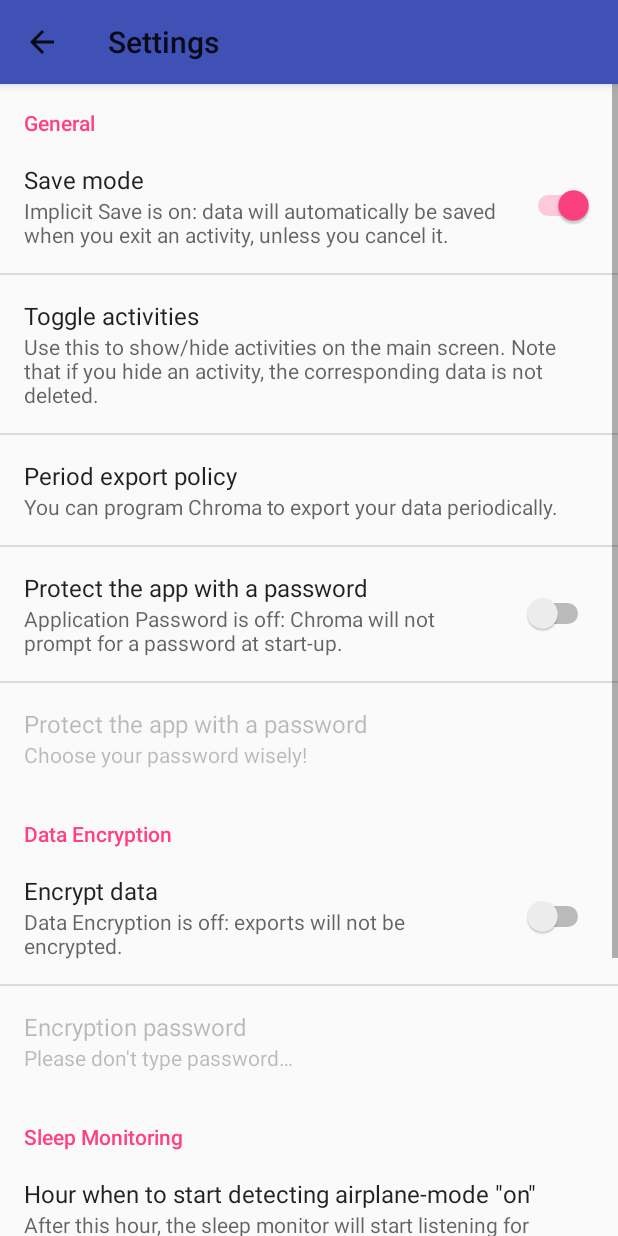
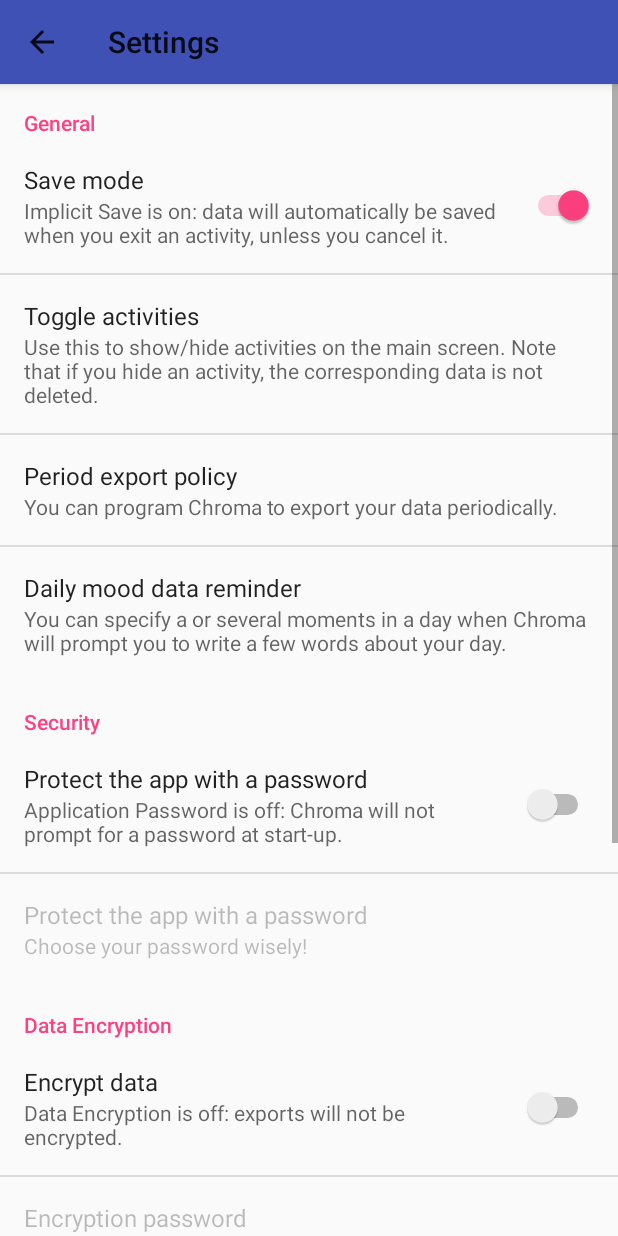
Before and after one commit to ro-olivier/Chroma, an Android app: the screen it shows after launch (SettingsActivity), in the options menu, after a tap on "Settings", on a phone screen of 412 x 824 dp. Run offline under Robolectric (Android 15) with nearby library versions, the phone set to English and light mode, and no system bars; pictures from the network do not load.

Commit message:
Added mood notifications: the user can choose to receive reminders at three specific times (could be left at the hand of the user but... no) to remind him to write stuff about his previous day (or today, in one case). A few things could be improved: the notification icon is grey in the notification (but with colors in the status bar), also the code could (or should) probably be tidied up a bit. I could also add an option to let the user choose whether if wants a reminder everyday, or only if the day's mood notes are empty.

```diff
--- a/app/src/main/AndroidManifest.xml
+++ b/app/src/main/AndroidManifest.xml
@@ -4,6 +4,7 @@
     package="fr.zigomar.chroma.chroma">
 
     <uses-permission android:name="android.permission.WRITE_EXTERNAL_STORAGE" />
+    <uses-permission android:name="com.android.alarm.permission.SET_ALARM"/>
 
     <application
         android:allowBackup="true"
@@ -13,6 +14,8 @@
         android:theme="@style/AppTheme"
         android:fullBackupContent="@xml/backup_descriptor"
         tools:ignore="GoogleAppIndexingWarning">
+
+        <receiver android:name=".broadcast_receivers.MoodNotificationBroadcastReceiver"/>
 
         <meta-data
             android:name="android.support.VERSION"
@@ -24,7 +27,6 @@
             android:launchMode="singleTop">
             <intent-filter>
                 <action android:name="android.intent.action.MAIN" />
-
                 <category android:name="android.intent.category.LAUNCHER" />
             </intent-filter>
         </activity>
--- a/app/src/main/java/fr/zigomar/chroma/chroma/activities/InputActivity.java
+++ b/app/src/main/java/fr/zigomar/chroma/chroma/activities/InputActivity.java
@@ -24,7 +24,7 @@ import fr.zigomar.chroma.chroma.R;
 
 public abstract class InputActivity extends AppCompatActivity {
 
-    static final String CURRENT_DATE = "com.example.chroma.current_date";
+    public static final String CURRENT_DATE = "com.example.chroma.current_date";
 
     DataHandler dh;
 
@@ -46,6 +46,7 @@ public abstract class InputActivity extends AppCompatActivity {
 
         // update the date view at the top of the layout
         this.currentDate.setTime(getIntent().getLongExtra(CURRENT_DATE, -1));
+        Log.i("CHROMA", "Activity created with Intent time: " + this.currentDate.getTime());
         this.formattedDate = (new SimpleDateFormat("yyyy-MM-dd", Locale.FRANCE).format(this.currentDate));
         this.formattedDay = (new SimpleDateFormat("EEEE", Locale.ENGLISH).format(this.currentDate));
 
--- a/app/src/main/java/fr/zigomar/chroma/chroma/activities/MainActivity.java
+++ b/app/src/main/java/fr/zigomar/chroma/chroma/activities/MainActivity.java
@@ -2,13 +2,18 @@ package fr.zigomar.chroma.chroma.activities;
 
 import android.Manifest;
 import android.annotation.SuppressLint;
+import android.app.AlarmManager;
 import android.app.DatePickerDialog;
+import android.app.NotificationChannel;
+import android.app.NotificationManager;
+import android.app.PendingIntent;
 import android.content.BroadcastReceiver;
 import android.content.Intent;
 import android.content.IntentFilter;
 import android.content.SharedPreferences;
 import android.content.pm.PackageManager;
 import android.net.ConnectivityManager;
+import android.os.Build;
 import android.os.Environment;
 import android.preference.PreferenceManager;
 import android.support.annotation.NonNull;
@@ -46,6 +51,7 @@ import java.util.regex.Pattern;
 import fr.zigomar.chroma.chroma.adapters.ImageAdapter;
 import fr.zigomar.chroma.chroma.asynctasks.ExportDataTask;
 import fr.zigomar.chroma.chroma.broadcast_receivers.AirplaneBroadcastReceiver;
+import fr.zigomar.chroma.chroma.broadcast_receivers.MoodNotificationBroadcastReceiver;
 import fr.zigomar.chroma.chroma.fragments.ExportDateFragment;
 import fr.zigomar.chroma.chroma.R;
 import fr.zigomar.chroma.chroma.fragments.PasswordFragment;
@@ -55,8 +61,11 @@ public class MainActivity extends AppCompatActivity {
     private static final String CURRENT_DATE = "com.example.chroma.current_date";
     private static final int CHROMA_WRITE_EXTERNAL_STORAGE_PERMISSION_FULL_EXPORT = 100;
     private static final int CHROMA_WRITE_EXTERNAL_STORAGE_PERMISSION_DATE_EXPORT = 101;
+    private static final String INTENT_MOOD_NOTIFICATION = "com.example.chroma.intent.mood_notification";
+    public static final String NOTIFICATION_CHANNEL_ID = "com.example.chroma.notification.channel";
 
     private Date currentDate = new Date();
+    private AlarmManager alarmManager;
 
     @Override
     protected void onCreate(Bundle savedInstanceState) {
@@ -71,6 +80,20 @@ public class MainActivity extends AppCompatActivity {
             getFragmentManager().beginTransaction().add(pwdFragment, "NewPasswordAttempt").commit();
             // yes, I know this first passwordOK=false; is quite useless, but this is just to be on the safe side
             // if something goes wrong in showDialogPassword and it doesn't return a value for some reason.
+        }
+
+        if (Build.VERSION.SDK_INT >= Build.VERSION_CODES.O) {
+            CharSequence name = getString(R.string.notification_channel_name);
+            String description = getString(R.string.notification_channel_name);
+            int importance = NotificationManager.IMPORTANCE_DEFAULT;
+            NotificationChannel channel = new NotificationChannel(NOTIFICATION_CHANNEL_ID, name, importance);
+            channel.setDescription(description);
+            // Register the channel with the system; you can't change the importance
+            // or other notification behaviors after this
+            NotificationManager notificationManager = getSystemService(NotificationManager.class);
+            if (notificationManager != null) {
+                notificationManager.createNotificationChannel(channel);
+            }
         }
 
         super.onCreate(savedInstanceState);
@@ -124,11 +147,12 @@ public class MainActivity extends AppCompatActivity {
             }
         });
 
-        BroadcastReceiver br = new AirplaneBroadcastReceiver();
-        IntentFilter filter = new IntentFilter(ConnectivityManager.CONNECTIVITY_ACTION);
-        filter.addAction(Intent.ACTION_AIRPLANE_MODE_CHANGED);
-        getApplicationContext().registerReceiver(br, filter);
+        BroadcastReceiver airplane_broadcast_receiver = new AirplaneBroadcastReceiver();
+        IntentFilter filter_airplane = new IntentFilter(ConnectivityManager.CONNECTIVITY_ACTION);
+        filter_airplane.addAction(Intent.ACTION_AIRPLANE_MODE_CHANGED);
+        getApplicationContext().registerReceiver(airplane_broadcast_receiver, filter_airplane);
 
+        this.alarmManager = (AlarmManager) getSystemService(ALARM_SERVICE);
     }
 
     @Override
@@ -269,14 +293,82 @@ public class MainActivity extends AppCompatActivity {
         SharedPreferences sharedPref = PreferenceManager.getDefaultSharedPreferences(this);
         Set<String> activated_activities = sharedPref.getStringSet(SettingsActivity.KEY_PREF_ACTIVATED_ACTIVITIES, new HashSet<String>());
 
-        Log.i("CHROMA", "Size of set returned from Preferences: " + activated_activities.size());
+        buildGrid(activated_activities);
+
+        updateDateView();
+
+        checkPeriodExport();
+
+        Set<String> notifications = sharedPref.getStringSet(SettingsActivity.KEY_PREF_MOOD_NOTIFICATION, new HashSet<String>());
+        processNotificationLevels(notifications);
+    }
+
+    private void processNotificationLevels(Set<String> notifications) {
+
+        if (notifications.contains("0")) {
+            setOrRemoveAlarm(true,0,true, 22);
+            Log.i("CHROMA", "Set alarm 0");
+        } else {
+            setOrRemoveAlarm(false, 0, true, 22);
+            Log.i("CHROMA", "Removed alarm 0");
+        }
+
+        if (notifications.contains("1")) {
+            setOrRemoveAlarm(true,1,false, 9);
+            Log.i("CHROMA", "Set alarm 1");
+        } else {
+            setOrRemoveAlarm(false, 1, false, 9);
+            Log.i("CHROMA", "Removed alarm 1");
+        }
+
+
+        if (notifications.contains("2")) {
+            setOrRemoveAlarm(true,2,false, 18);
+            Log.i("CHROMA", "Set alarm 2");
+        } else {
+            setOrRemoveAlarm(false, 2, false, 18);
+            Log.i("CHROMA", "Removed alarm 2");
+        }
+    }
+
+    private void setOrRemoveAlarm(boolean set, int id_alarm, boolean same_day, int hour_of_day) {
+        Intent intent = new Intent(this, MoodNotificationBroadcastReceiver.class);
+        intent.putExtra("sameDay", same_day);
+        intent.putExtra("idAlarm", id_alarm);
+        intent.setAction(INTENT_MOOD_NOTIFICATION);
+        PendingIntent pendingIntent = PendingIntent.getBroadcast(this.getApplicationContext(), id_alarm, intent, PendingIntent.FLAG_UPDATE_CURRENT);
+
+        if (this.alarmManager != null) {
+            if (set) {
+                Calendar calendar = Calendar.getInstance();
+
+                if (Calendar.getInstance().get(Calendar.HOUR_OF_DAY) >= hour_of_day) {
+                    calendar.add(Calendar.DAY_OF_YEAR, 1); // if we already after the hour of the day, the alarm will be set for tomorrow
+                }
+                calendar.set(Calendar.HOUR_OF_DAY, hour_of_day);
+                calendar.set(Calendar.MINUTE, 36);
+                calendar.set(Calendar.SECOND, 0);
+
+                this.alarmManager.setInexactRepeating(AlarmManager.RTC_WAKEUP, calendar.getTimeInMillis(),
+                        AlarmManager.INTERVAL_DAY, pendingIntent);
+                Log.i("CRHOMA","Setting alarm for pendingIntent : " + pendingIntent.toString());
+            } else {
+                this.alarmManager.cancel(pendingIntent);
+                pendingIntent.cancel();
+            Log.i("CHROMA", "Cancelling pendingIntent : " + pendingIntent.toString());
+            }
+        }
+    }
+
+    private void buildGrid(Set<String> activated_activities) {
+        Log.i("CHROMA", "Number of activated activities returned from Preferences: " + activated_activities.size());
 
         ArrayList<Integer> ids_array = new ArrayList<>();
         for (String s: activated_activities) {
             int id = getResources().getIdentifier(s.toLowerCase(), "drawable", this.getApplicationContext().getPackageName());
             ids_array.add(id);
-            Log.i("CHROMA", "Adding the following activity class the the list from Preferences: " + s);
-            Log.i("CHROMA", "id: " + id);
+            //Log.i("CHROMA", "Adding the following activity class the the list from Preferences: " + s);
+            //Log.i("CHROMA", "id: " + id);
         }
 
         //Integer[] ids = {
@@ -316,10 +408,6 @@ public class MainActivity extends AppCompatActivity {
                 }
             }
         });
-
-        updateDateView();
-
-        checkPeriodExport();
     }
 
     private void incrementDate() {
--- a/app/src/main/java/fr/zigomar/chroma/chroma/activities/SettingsActivity.java
+++ b/app/src/main/java/fr/zigomar/chroma/chroma/activities/SettingsActivity.java
@@ -31,6 +31,7 @@ public class SettingsActivity extends AppCompatActivity {
     public static final String KEY_PREF_COMMUTE = "pref_commute";
     public static final String KEY_PREF_APP_PASSWORD = "pref_appPassword";
     public static final String KEY_PREF_APP_PASSWORD_PWD = "pref_appPasswordPWD";
+    public static final String KEY_PREF_MOOD_NOTIFICATION = "pref_moodNotification";
 
     @Override
     protected void onCreate(final Bundle savedInstanceState) {
--- a/app/src/main/res/values/arrays.xml
+++ b/app/src/main/res/values/arrays.xml
@@ -168,4 +168,15 @@
         <item>Monthly</item>
         <item>Yearly</item>
     </string-array>
+    <string-array name="pref_moodNotificationEntries">
+        <item>Every evening at 10PM (for the same day)</item>
+        <item>Every morning at 9AM (for the previous day)</item>
+        <item>Every afternoon at 6PM (for the previous day)</item>
+    </string-array>
+
+    <string-array name="pref_moodNotificationEntryValues">
+        <item>0</item>
+        <item>1</item>
+        <item>2</item>
+    </string-array>
 </resources>
--- a/app/src/main/res/values/strings.xml
+++ b/app/src/main/res/values/strings.xml
@@ -149,6 +149,9 @@
     <string name="commuteTrip">Add commute</string>
     <string name="BookReviewOfTheDay">Today\'s book reviews</string>
     <string name="SpecifyExportDates">Please select export start and end dates.</string>
+    <string name="notification_channel_name">ChromaNotificationChannel</string>
+    <string name="pref_moodNotificationTitle">Daily mood data reminder</string>
+    <string name="pref_moodNotificationSummary">You can specify a or several moments in a day when Chroma will prompt you to write a few words about your day.</string>
 
     <string-array name="spendingsCategories">
         <item>Drinks</item>
--- a/app/src/main/res/xml/preferences.xml
+++ b/app/src/main/res/xml/preferences.xml
@@ -29,6 +29,19 @@
             android:defaultValue="0"
             android:entries="@array/periodExport"
             android:entryValues="@array/periodExportValues"/>
+
+        <MultiSelectListPreference
+            android:key="pref_moodNotification"
+            android:title="@string/pref_moodNotificationTitle"
+            android:summary="@string/pref_moodNotificationSummary"
+            android:entries="@array/pref_moodNotificationEntries"
+            android:entryValues="@array/pref_moodNotificationEntryValues" />
+
+    </PreferenceCategory>
+
+    <PreferenceCategory
+        android:title="Security"
+        android:key="pref_security">
 
         <SwitchPreference
             android:key="pref_appPassword"
```
Also changed, not shown: app/src/main/java/fr/zigomar/chroma/chroma/broadcast_receivers/MoodNotificationBroadcastReceiver.java (added, +66 -0 lines).
